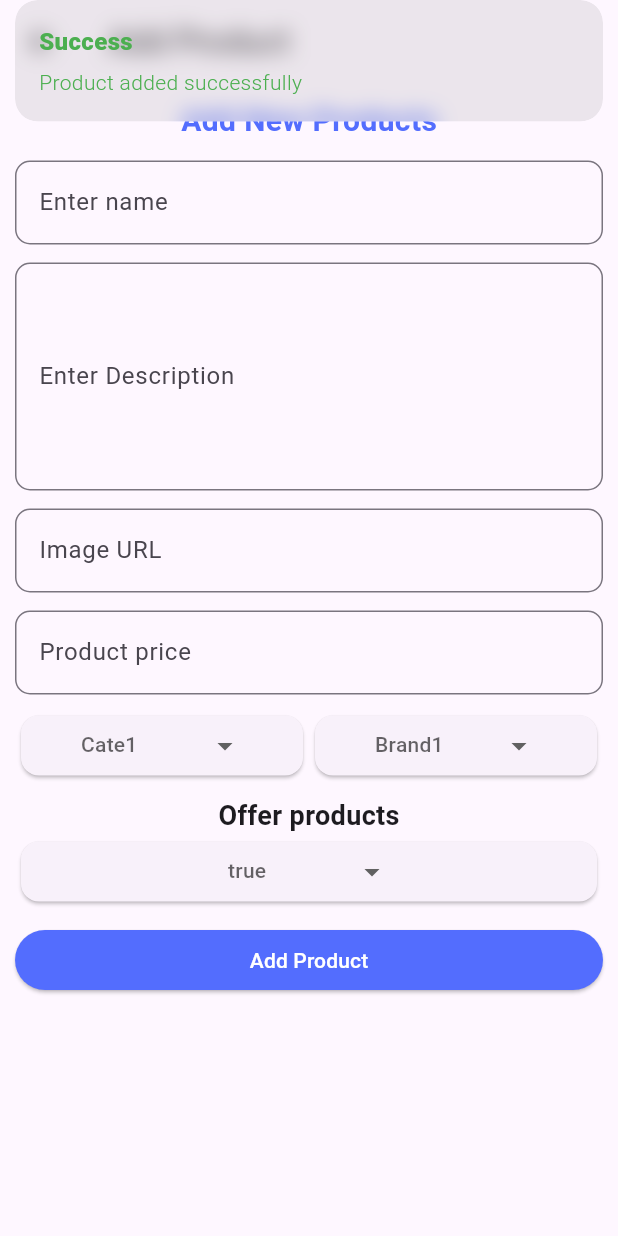
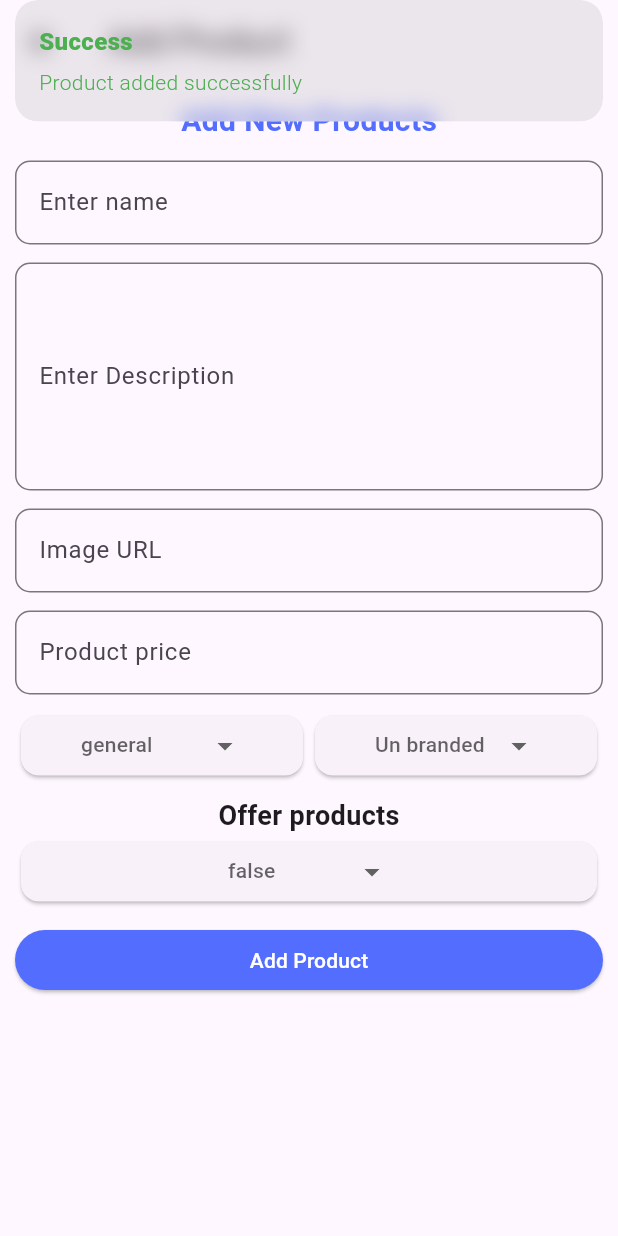
Before and after one commit to LivingstonTardzenyuy/Flutter-Projects, a Flutter app: the AddProduct screen opened directly, after a tap on "Add Product", on a phone screen of 412 x 824 dp. Run offline on Flutter 3.47's test engine with Material 3 defaults, Android fonts, the phone set to English and light mode, and no system bars; drawn by our look-alikes of dropdown_button2; our stand-ins replace cloud_firestore, firebase_auth, firebase_core, font_awesome_flutter, get, google_fonts and 1 more; accounts and stored records are empty.

Commit message:
allowed my text to be cleared once the product is added successfully

```diff
--- a/ecommerce/lib/Pages/add_product.dart
+++ b/ecommerce/lib/Pages/add_product.dart
@@ -5,7 +5,12 @@ import 'package:get/get.dart';
 
 import '../widgets/dropdown_button.dart';
 
-class AddProduct extends StatelessWidget {
+class AddProduct extends StatefulWidget {
+  @override
+  State<AddProduct> createState() => _AddProductState();
+}
+
+class _AddProductState extends State<AddProduct> {
   // const AddProduct({super.key});
  Widget addTextField(String label, String hintText,{int? maxline, required TextEditingController controller}){
     return TextField(
@@ -29,6 +34,7 @@ class AddProduct extends StatelessWidget {
   ];
 
   String? selectedValue;
+
   @override
   Widget build(BuildContext context) {
     return GetBuilder<HomeController>(
@@ -59,13 +65,25 @@ class AddProduct extends StatelessWidget {
                     Row(
                       mainAxisAlignment: MainAxisAlignment.spaceEvenly,
                       children: [
-                        Flexible(child: DropDownButton(items: ['Cate1', 'Cate2', 'Cate2'], selectedItemsText: 'Cate1', onSelected: (selectedValue) { print(selectedValue); },)),
-                        Flexible(child: DropDownButton(items: ['Brand1', 'Brand2', 'Brand3'], selectedItemsText: 'Brand1', onSelected: (selectedValue) {print(selectedValue);  },)),
+                        Flexible(child: DropDownButton(
+                          items: ['Cate1', 'Cate2', 'Cate2'],
+                          selectedItemsText: controller.category, onSelected: (selectedValue) { controller.category = selectedValue ?? 'general';
+                            controller.update();
+                            },)),
+
+                        Flexible(child: DropDownButton(
+                          items: ['Brand1', 'Brand2', 'Brand3'],
+                          selectedItemsText: controller.brand, onSelected: (selectedValue) {controller.brand = selectedValue ?? 'un branded';
+                            controller.update();
+                            },)),
                       ],
                     ),
                     SizedBox(height: 10,),
                     Text('Offer products', style: TextStyle(fontSize: 18, fontWeight: FontWeight.bold),),
-                    DropDownButton(items: ['true', 'false'], selectedItemsText: 'true', onSelected: (selectedValue) {print(selectedValue);  },),
+                    DropDownButton(items: ['true', 'false'],
+                      selectedItemsText: controller.offer.toString(), onSelected: (selectedValue) {controller.offer = bool.tryParse(selectedValue ?? 'false') ?? false;
+                      controller.update();
+                      },),
                     SizedBox(height: 15,),
                     Container(
                       width: double.infinity,
--- a/ecommerce/lib/controller/home_controller.dart
+++ b/ecommerce/lib/controller/home_controller.dart
@@ -42,7 +42,7 @@ class HomeController extends GetxController{
       final productJson = product.toJson();
       doc.set(productJson);       //setting our products to document
       Get.snackbar('Success', 'Product added successfully', colorText: Colors.green);
-
+      setValuesDefault();
     } catch (e){
       Get.snackbar('Error', 'Error adding product', colorText: Colors.red,);
       print(e);
@@ -52,4 +52,16 @@ class HomeController extends GetxController{
   testMethod() {
     print('test  value');
   }
+
+  setValuesDefault(){
+    productNameController.clear();
+    productDescriptionController.clear();
+    productPriceController.clear();
+    productImageController.clear();
+
+    category = 'general';
+    brand = 'un branded';
+    offer = false;
+
+  }
 }
```
